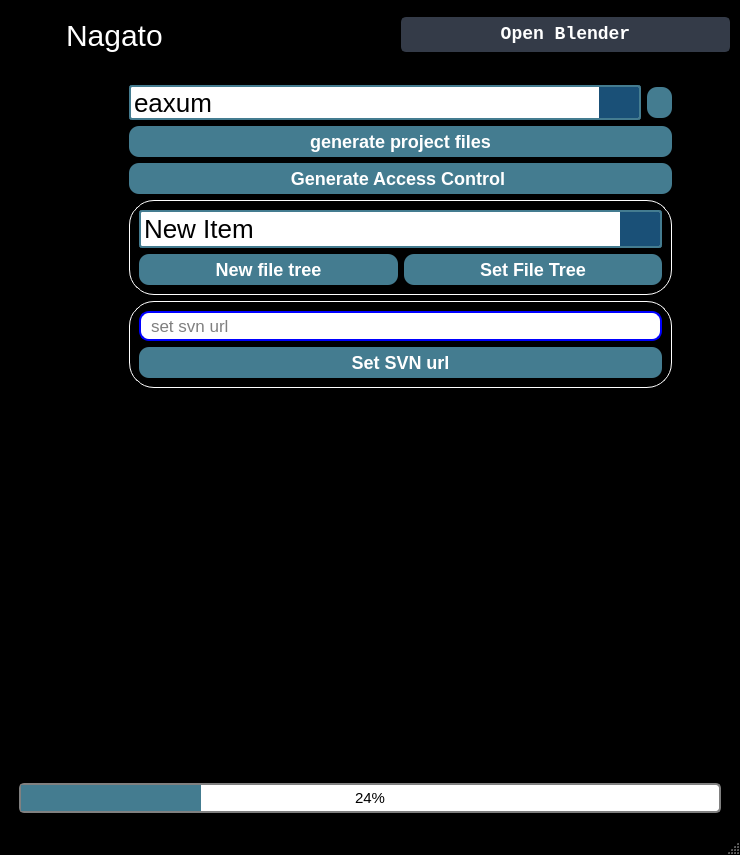
Aderemi-Adesada/GENESIS, file genesis.ui: the form before one commit.
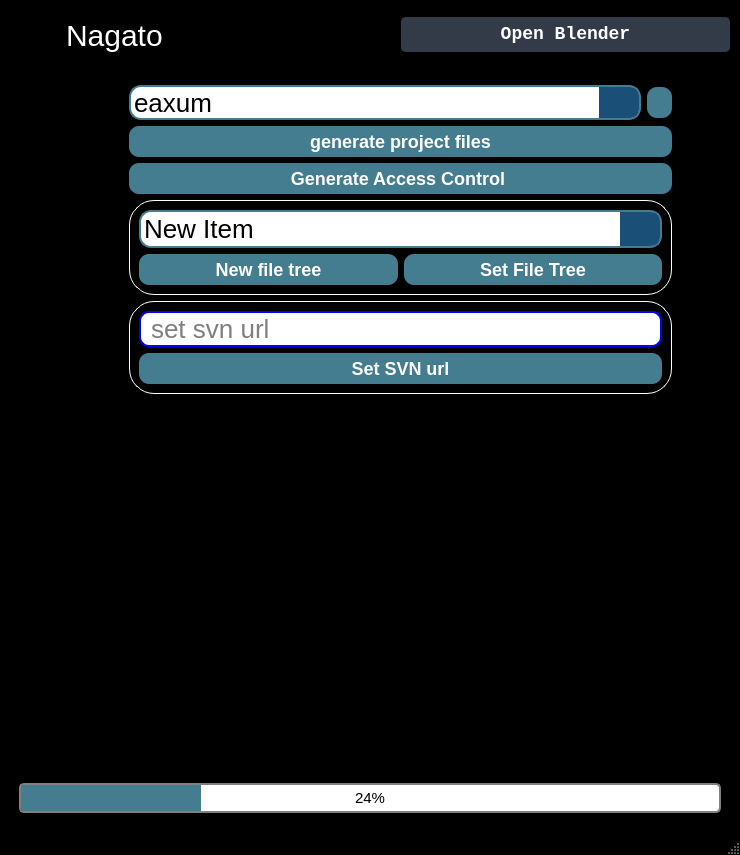
The form after the commit. The open tabs and pages were chosen to show the change. Icons and pictures are not drawn.

Patch:
```diff
--- a/genesis.ui
+++ b/genesis.ui
@@ -86,7 +86,7 @@
 }
 
 QLineEdit{
-font-size:17px;
+font-size:26px;
 background:transparent;
 border:none;
 color: white;
@@ -159,7 +159,7 @@
 	selection-color: blue;
 	font-size: 26px;
     border: 2px solid rgb(68, 124, 144);
-    border-radius: 3px;
+    border-radius: 12px;
     padding: 1px 18px 1px 3px;
 }
 QComboBox:on { /* shift the text when the popup opens */
@@ -174,8 +174,8 @@
     subcontrol-position: top right;
     width: 40px;
     border-left-width: 0px;
-    border-top-right-radius: 1px;
-    border-bottom-right-radius: 1px;
+    border-top-right-radius: 9px;
+    border-bottom-right-radius: 9px;
 }
 
 QComboBox::down-arrow {
```
Left out of the diff: 26 changed lines with no effect on the pictures.
